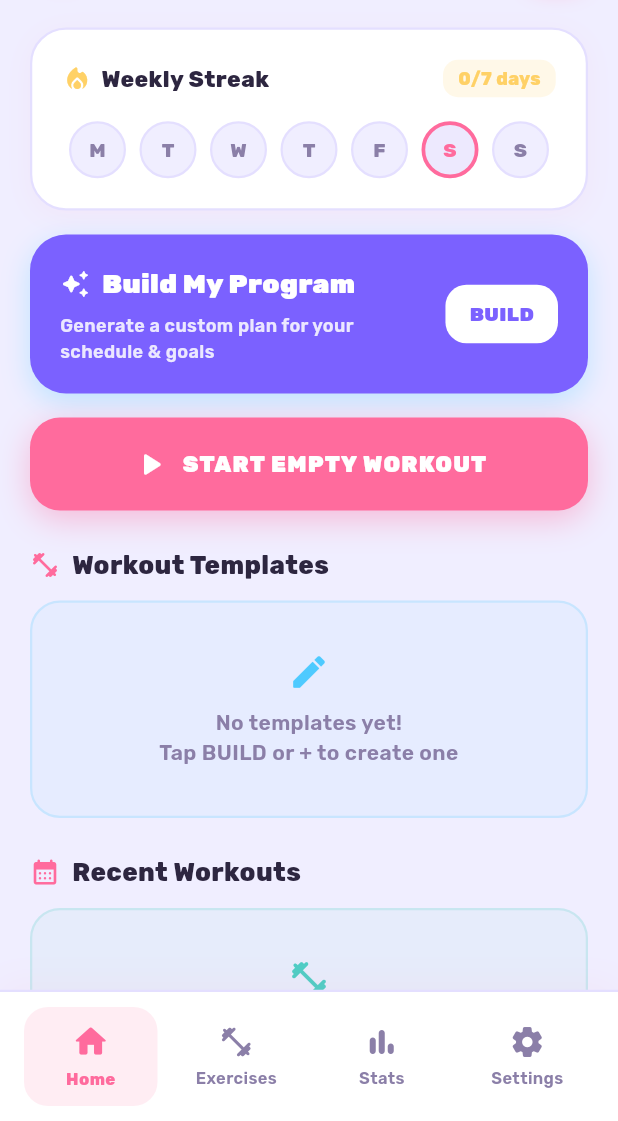
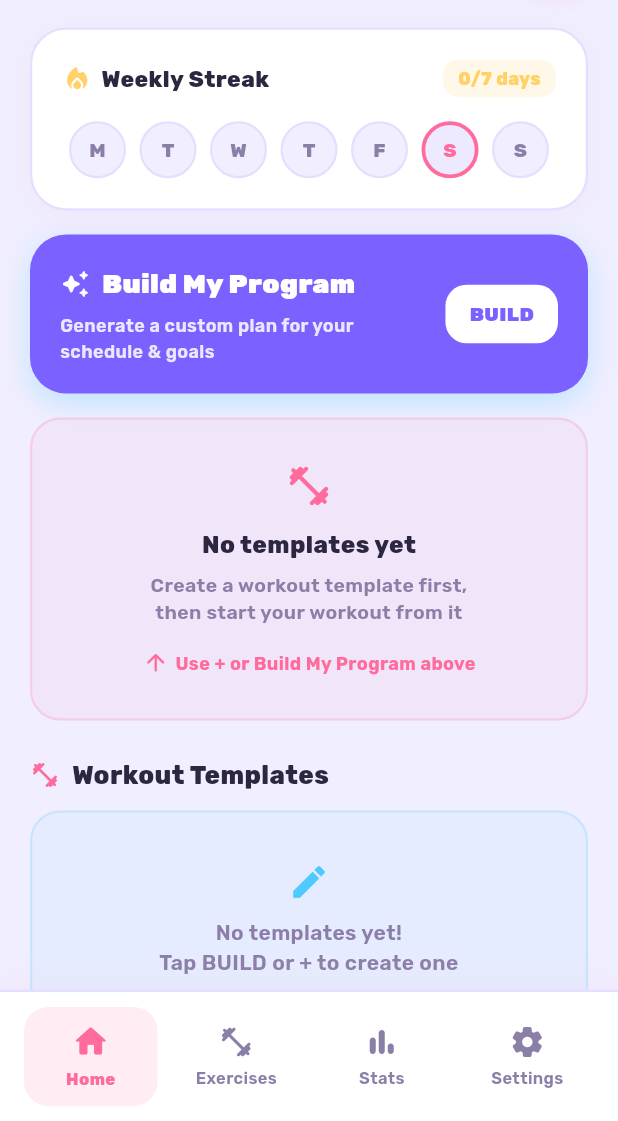
Before and after one commit to dlord213/grit, a Flutter app: the screen it shows after launch, on a phone screen of 412 x 824 dp, the part 115-1236 px from its top. Run offline on Flutter 3.47's test engine with Material 3 defaults, Android fonts, the phone set to English and light mode, and no system bars; our stand-ins replace cached_network_image, drift, fl_chart, flutter_local_notifications, flutter_riverpod, google_fonts and 3 more; accounts and stored records are empty; generated files the repository leaves out were written again.

Commit message:
feat: add empty state prompt for dashboard templates and include design documentation

```diff
--- a/lib/ui/dashboard_screen.dart
+++ b/lib/ui/dashboard_screen.dart
@@ -44,7 +44,13 @@ class DashboardScreen extends ConsumerWidget {
                 const SizedBox(height: 16),
                 _buildProgramBanner(context),
                 const SizedBox(height: 16),
-                _buildStartWorkoutButton(context, ref),
+                templatesAsync.when(
+                  data: (templates) => templates.isEmpty
+                      ? _buildNoTemplatesPrompt(context)
+                      : _buildStartWorkoutButton(context, ref),
+                  loading: () => const SizedBox(),
+                  error: (_, __) => const SizedBox(),
+                ),
                 const SizedBox(height: 24),
                 _buildSectionTitle(
                   context,
@@ -434,6 +440,70 @@ class DashboardScreen extends ConsumerWidget {
             ),
           ],
         ),
+      ),
+    );
+  }
+
+  Widget _buildNoTemplatesPrompt(BuildContext context) {
+    return Container(
+      padding: const EdgeInsets.symmetric(vertical: 28, horizontal: 20),
+      decoration: BoxDecoration(
+        color: GritTheme.primary.withValues(alpha: 0.06),
+        borderRadius: BorderRadius.circular(20),
+        border: Border.all(
+          color: GritTheme.primary.withValues(alpha: 0.2),
+          width: 1.5,
+        ),
+      ),
+      child: Column(
+        mainAxisSize: MainAxisSize.min,
+        children: [
+          Icon(
+            Icons.fitness_center_rounded,
+            color: GritTheme.primary,
+            size: 32,
+          ),
+          const SizedBox(height: 12),
+          const Text(
+            'No templates yet',
+            style: TextStyle(
+              fontWeight: FontWeight.w800,
+              fontSize: 16,
+              color: GritTheme.textPrimary,
+            ),
+          ),
+          const SizedBox(height: 6),
+          Text(
+            'Create a workout template first,\nthen start your workout from it',
+            textAlign: TextAlign.center,
+            style: TextStyle(
+              color: GritTheme.textSecondary,
+              fontSize: 13,
+              fontWeight: FontWeight.w600,
+              height: 1.4,
+            ),
+          ),
+          const SizedBox(height: 16),
+          Row(
+            mainAxisAlignment: MainAxisAlignment.center,
+            children: [
+              Icon(
+                Icons.arrow_upward_rounded,
+                color: GritTheme.primary,
+                size: 18,
+              ),
+              const SizedBox(width: 4),
+              Text(
+                'Use + or Build My Program above',
+                style: TextStyle(
+                  color: GritTheme.primary,
+                  fontSize: 12,
+                  fontWeight: FontWeight.w700,
+                ),
+              ),
+            ],
+          ),
+        ],
       ),
     );
   }
```
